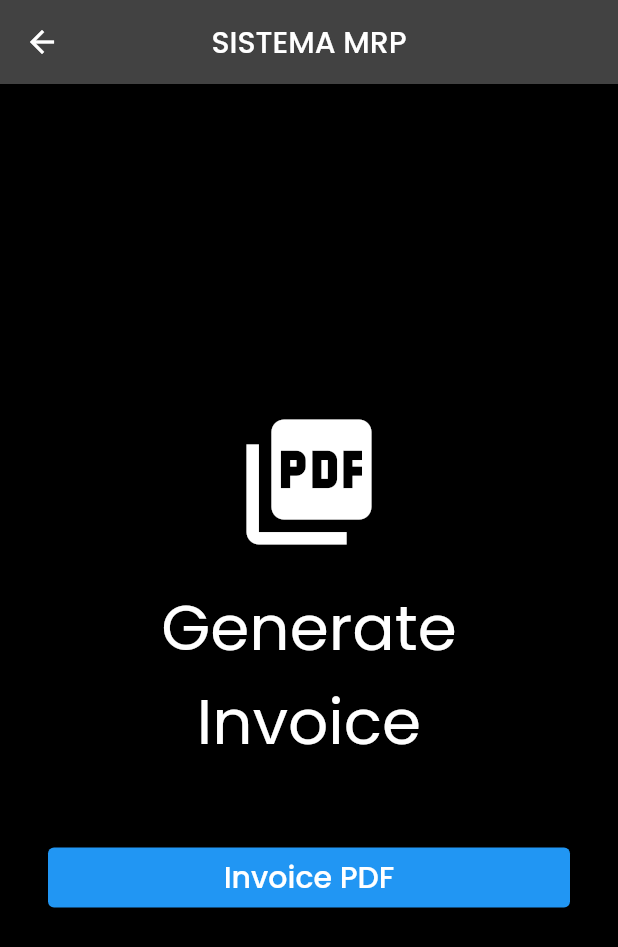
After one commit to Diego785/Sistema-MRP-movil, a Flutter app: the PdfPage screen opened by its route, after a tap on "Invoice PDF", on a phone screen of 412 x 824 dp. The commit adds this screen. Shown: the top 947 px of the screen. Run offline on Flutter 3.47's test engine with Material 2 defaults, Android fonts, the phone set to English and light mode, and no system bars; our stand-ins replace data_table_2, device_info_plus, dio, fl_chart, flutter_secure_storage, flutter_slidable and 5 more; accounts and stored records are empty; network calls fail; project files that could hold a hidden picture were left out.

Commit message:
darwin, pdf prueba

```diff
--- /dev/null
+++ b/lib/Components/components.dart
@@ -0,0 +1,2 @@
+export 'package:sistema_mrp/Components/pdf/button_widget.dart';
+export 'package:sistema_mrp/Components/pdf/title_widget.dart';
--- a/lib/Components/message.response.dart
+++ b/lib/Components/message.response.dart
@@ -1,11 +1,10 @@
-import 'package:flutter/cupertino.dart';
 import 'package:flutter/material.dart';
 
 messageResponse(BuildContext context, String name) {
   showDialog(
       context: context,
       builder: (_) => AlertDialog(
-            title: Text("Information Alert"),
+            title: const Text("Information Alert"),
             content: Text("The User " + name),
           ));
 }
--- /dev/null
+++ b/lib/Components/pdf/button_widget.dart
@@ -0,0 +1,26 @@
+import 'package:flutter/material.dart';
+
+class ButtonWidget extends StatelessWidget {
+  final String text;
+  final VoidCallback onClicked;
+
+  const ButtonWidget({
+    Key? key,
+    required this.text,
+    required this.onClicked,
+  }) : super(key: key);
+
+  @override
+  Widget build(BuildContext context) => ElevatedButton(
+        style: ElevatedButton.styleFrom(
+          minimumSize: const Size.fromHeight(40),
+        ),
+        child: FittedBox(
+          child: Text(
+            text,
+            style: const TextStyle(fontSize: 20, color: Colors.white),
+          ),
+        ),
+        onPressed: onClicked,
+      );
+}
--- /dev/null
+++ b/lib/Components/pdf/title_widget.dart
@@ -0,0 +1,29 @@
+import 'package:flutter/material.dart';
+
+class TitleWidget extends StatelessWidget {
+  final IconData icon;
+  final String text;
+
+  const TitleWidget({
+    Key? key,
+    required this.icon,
+    required this.text,
+  }) : super(key: key);
+
+  @override
+  Widget build(BuildContext context) => Column(
+        children: [
+          Icon(icon, size: 100, color: Colors.white),
+          const SizedBox(height: 16),
+          Text(
+            text,
+            style: const TextStyle(
+              fontSize: 42,
+              fontWeight: FontWeight.w400,
+              color: Colors.white,
+            ),
+            textAlign: TextAlign.center,
+          ),
+        ],
+      );
+}
--- a/lib/Controllers/pdf_service/pdf_api.dart
+++ b/lib/Controllers/pdf_service/pdf_api.dart
@@ -0,0 +1,29 @@
+
+
+ import 'dart:io';
+
+import 'package:open_file/open_file.dart';
+import 'package:path_provider/path_provider.dart';
+import 'package:pdf/widgets.dart';
+
+class PdfApi {
+  static Future<File> saveDocument({
+    required String name,
+    required Document pdf,
+  }) async {
+    final bytes = await pdf.save();
+
+    final dir = await getApplicationDocumentsDirectory();
+    final file = File('${dir.path}/$name');
+
+    await file.writeAsBytes(bytes);
+
+    return file;
+  }
+
+  static Future openFile(File file) async {
+    final url = file.path;
+
+    await OpenFile.open(url);
+  }
+}
--- a/lib/Controllers/services.dart
+++ b/lib/Controllers/services.dart
@@ -1 +1,3 @@
 export 'nota_compras_services.dart';
+export 'package:sistema_mrp/Controllers/pdf_service/pdf_api.dart';
+export 'package:sistema_mrp/Controllers/pdf_service/pdf_invoice_api.dart';
--- a/lib/Menu Aside/nav_bar.dart
+++ b/lib/Menu Aside/nav_bar.dart
@@ -90,6 +90,7 @@ class NavBar extends StatelessWidget {
               onTap: () {}
               ,
             ),
+
           /*  ListTile(
               leading: Icon(Icons.share),
               title: Text("Share"),
--- a/lib/Models/models.dart
+++ b/lib/Models/models.dart
@@ -3,3 +3,6 @@ export 'package:sistema_mrp/Models/Inventario/MateriaPrima1.dart';
 export 'Inventario/MateriaPrima.dart';
 export 'user.dart';
 export 'package:sistema_mrp/Models/Inventario/NotaCompra.dart';
+export 'package:sistema_mrp/Models/prueba/customer.dart';
+export 'package:sistema_mrp/Models/prueba/invoice.dart';
+export 'package:sistema_mrp/Models/prueba/supplier.dart';
--- /dev/null
+++ b/lib/Models/prueba/customer.dart
@@ -0,0 +1,9 @@
+class Customer {
+  final String name;
+  final String address;
+
+  const Customer({
+    required this.name,
+    required this.address,
+  });
+}
--- /dev/null
+++ b/lib/Models/prueba/invoice.dart
@@ -0,0 +1,46 @@
+import 'package:sistema_mrp/Models/prueba/customer.dart';
+import 'package:sistema_mrp/Models/prueba/supplier.dart';
+
+class Invoice {
+  final InvoiceInfo info;
+  final Supplier supplier;
+  final Customer customer;
+  final List<InvoiceItem> items;
+
+  const Invoice({
+    required this.info,
+    required this.supplier,
+    required this.customer,
+    required this.items,
+  });
+}
+
+class InvoiceInfo {
+  final String description;
+  final String number;
+  final DateTime date;
+  final DateTime dueDate;
+
+  const InvoiceInfo({
+    required this.description,
+    required this.number,
+    required this.date,
+    required this.dueDate,
+  });
+}
+
+class InvoiceItem {
+  final String description;
+  final DateTime date;
+  final int quantity;
+  final double vat;
+  final double unitPrice;
+
+  const InvoiceItem({
+    required this.description,
+    required this.date,
+    required this.quantity,
+    required this.vat,
+    required this.unitPrice,
+  });
+}
--- /dev/null
+++ b/lib/Models/prueba/supplier.dart
@@ -0,0 +1,11 @@
+class Supplier {
+  final String name;
+  final String address;
+  final String paymentInfo;
+
+  const Supplier({
+    required this.name,
+    required this.address,
+    required this.paymentInfo,
+  });
+}
--- a/lib/Views/main/components/side_menu.dart
+++ b/lib/Views/main/components/side_menu.dart
@@ -106,6 +106,12 @@ class SideMenu extends StatelessWidget {
             leading: Icon(Icons.upcoming),
               title: const Text("Nota de Compras"),
               onTap: () => Navigator.pushNamed(context, "/nota-compra"),
+            ),
+            const Divider(),
+            ListTile(
+              leading: const Icon(Icons.picture_as_pdf),
+              title: const Text("Reportes"),
+              onTap: () =>  Navigator.pushNamed(context, "/reportes"),
             ),
             const Divider(),
             /*  ListTile(
--- /dev/null
+++ b/lib/Views/pdf/pdf_page.dart
@@ -0,0 +1,118 @@
+import 'package:flutter/material.dart';
+import 'package:sistema_mrp/Controllers/services.dart';
+import 'package:sistema_mrp/Models/models.dart';
+import 'package:sistema_mrp/Components/components.dart';
+import 'package:sistema_mrp/app.dart';
+
+
+
+class PdfPage extends StatefulWidget {
+  @override
+  _PdfPageState createState() => _PdfPageState();
+}
+
+class _PdfPageState extends State<PdfPage> {
+  @override
+  Widget build(BuildContext context) => Scaffold(
+        backgroundColor: Colors.black,
+        appBar: AppBar(
+          title: const Text(MyApp.title),
+          centerTitle: true,
+        ),
+        body: Container(
+          padding: const EdgeInsets.all(32),
+          child: Center(
+            child: Column(
+              mainAxisAlignment: MainAxisAlignment.center,
+              children: <Widget>[
+                const TitleWidget(
+                  icon: Icons.picture_as_pdf,
+                  text: 'Generate Invoice',
+                ),
+                const SizedBox(height: 48),
+                ButtonWidget(
+                  text: 'Invoice PDF',
+                  onClicked: () async {
+                    final date = DateTime.now();
+                    final dueDate = date.add(const Duration(days: 7));
+
+                    final invoice = Invoice(
+                      supplier: const Supplier(
+                        name: 'Sarah Field',
+                        address: 'Sarah Street 9, Beijing, China',
+                        paymentInfo: 'https://paypal.me/sarahfieldzz',
+                      ),
+                      customer: const Customer(
+                        name: 'Apple Inc.',
+                        address: 'Apple Street, Cupertino, CA 95014',
+                      ),
+                      info: InvoiceInfo(
+                        date: date,
+                        dueDate: dueDate,
+                        description: 'My description...',
+                        number: '${DateTime.now().year}-9999',
+                      ),
+                      items: [
+                        InvoiceItem(
+                          description: 'Coffee',
+                          date: DateTime.now(),
+                          quantity: 3,
+                          vat: 0.19,
+                          unitPrice: 5.99,
+                        ),
+                        InvoiceItem(
+                          description: 'Water',
+                          date: DateTime.now(),
+                          quantity: 8,
+                          vat: 0.19,
+                          unitPrice: 0.99,
+                        ),
+                        InvoiceItem(
+                          description: 'Orange',
+                          date: DateTime.now(),
+                          quantity: 3,
+                          vat: 0.19,
+                          unitPrice: 2.99,
+                        ),
+                        InvoiceItem(
+                          description: 'Apple',
+                          date: DateTime.now(),
+                          quantity: 8,
+                          vat: 0.19,
+                          unitPrice: 3.99,
+                        ),
+                        InvoiceItem(
+                          description: 'Mango',
+                          date: DateTime.now(),
+                          quantity: 1,
+                          vat: 0.19,
+                          unitPrice: 1.59,
+                        ),
+                        InvoiceItem(
+                          description: 'Blue Berries',
+                          date: DateTime.now(),
+                          quantity: 5,
+                          vat: 0.19,
+                          unitPrice: 0.99,
+                        ),
+                        InvoiceItem(
+                          description: 'Lemon',
+                          date: DateTime.now(),
+                          quantity: 4,
+                          vat: 0.19,
+                          unitPrice: 1.29,
+                        ),
+                      ],
+                    );
+
+                    final pdfFile = await PdfInvoiceApi.generate(invoice);
+
+                    PdfApi.openFile(pdfFile);
+                  },
+                ),
+              ],
+            ),
+          ),
+        ),
+      );
+}
--- a/lib/app.dart
+++ b/lib/app.dart
@@ -9,18 +9,19 @@ import 'package:sistema_mrp/Views/Inventario/NotaCompra/detalle_compra_screen.da
 import 'package:sistema_mrp/Views/Inventario/show_pedido.dart';
 import 'package:sistema_mrp/Views/Inventario/visualizar_pedido.dart';
 import 'package:sistema_mrp/Views/main/main_screen.dart';
+import 'package:sistema_mrp/Views/pdf/pdf_page.dart';
 import 'Views/views.dart';
 
 
 
 class MyApp extends StatelessWidget {
-  //const MyApp({Key? key}) : super(key: key);
-
+    static const String title = 'SISTEMA MRP';
+  const MyApp({Key? key}) : super(key: key);
   // This widget is the root of your application.
   @override
   Widget build(BuildContext context) {
     return MaterialApp(
-      title: 'SISTEMA MRP',
+      title: title,
       initialRoute: '/',
       theme: ThemeData.dark().copyWith(
         scaffoldBackgroundColor: bgColor,
@@ -69,13 +70,15 @@ class MyApp extends StatelessWidget {
               return ProductoScreen();
             case '/pedido':
               return ShowPedido();
-              case '/nota-compra':
+            case '/nota-compra':
               return const NotaCompraScreen();
-              case '/detalle-compra':
+             case '/detalle-compra':
               return const DetalleCompraScreen();
+             case '/reportes':
+              return  PdfPage();
 
           }
-          return Text("xd");
+          return const Text("xd");
         });
       },
     );
--- /dev/null
+++ b/lib/utils.dart
@@ -0,0 +1,6 @@
+import 'package:intl/intl.dart';
+
+class Utils {
+  static formatPrice(double price) => '\$ ${price.toStringAsFixed(2)}';
+  static formatDate(DateTime date) => DateFormat.yMd().format(date);
+}
```
Also changed, not shown: lib/Controllers/pdf_service/pdf_invoice_api.dart (added, +252 -0 lines), pubspec.yaml (+19 -30 lines), pubspec.lock.
